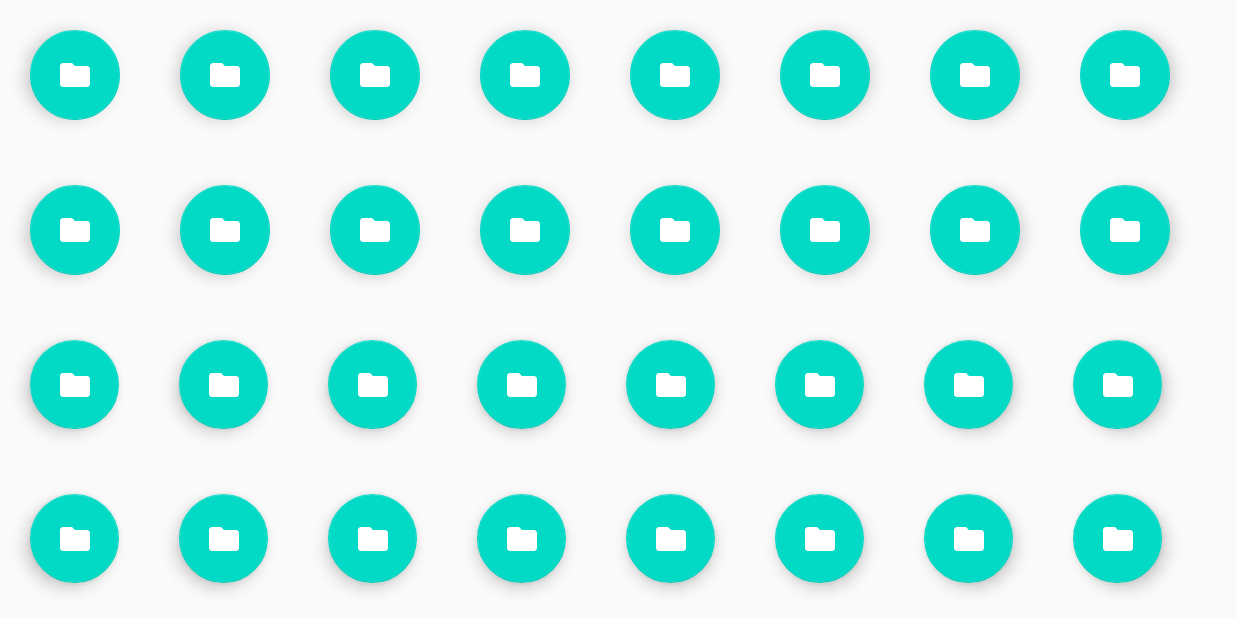
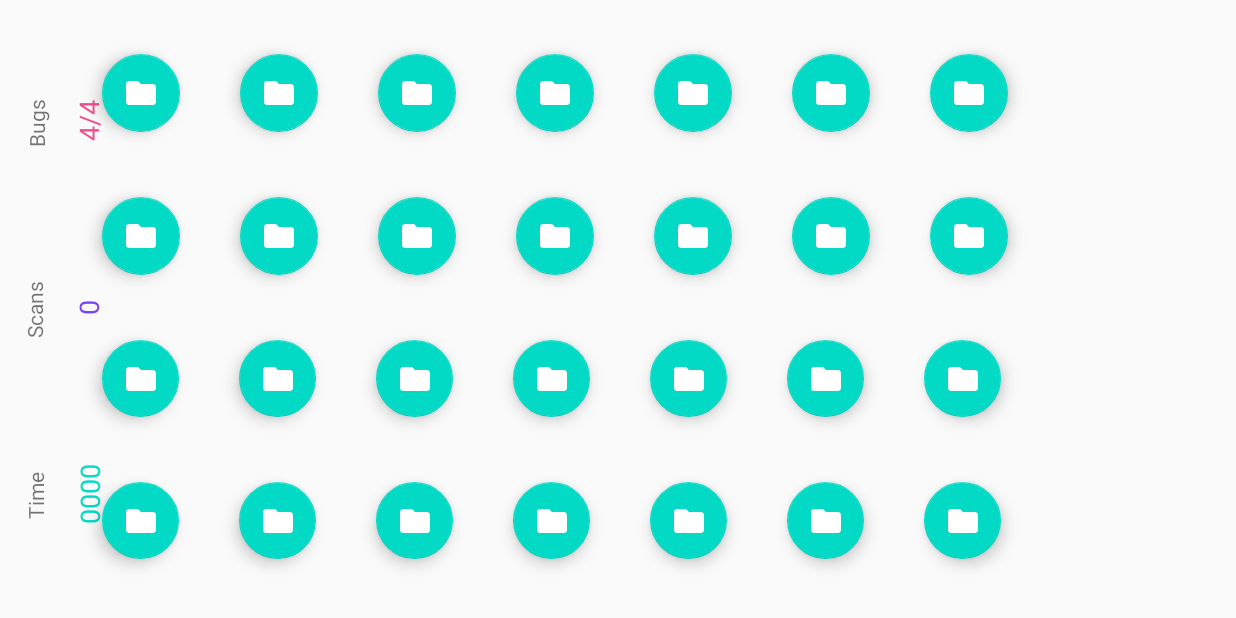
Before and after one commit to JenkinsXu/thedebugginggame, an Android app: the screen it shows after launch (GameActivity), on a phone screen of 824 x 412 dp (held sideways). Run offline under Robolectric (Android 15) with nearby library versions, the phone set to English and light mode, and no system bars.

Commit message:
Add info text to GameActivity.
Scan count and bug count are now
updated via functions.

```diff
--- a/app/src/main/java/io/jenkinsxu/github/findthebug/GameActivity.java
+++ b/app/src/main/java/io/jenkinsxu/github/findthebug/GameActivity.java
@@ -15,6 +15,7 @@ import android.view.WindowManager;
 import android.widget.ImageView;
 import android.widget.TableLayout;
 import android.widget.TableRow;
+import android.widget.TextView;
 import android.widget.Toast;
 
 import com.google.android.material.floatingactionbutton.FloatingActionButton;
@@ -25,13 +26,17 @@ import io.jenkinsxu.github.findthebug.model.FileManager;
 public class GameActivity extends AppCompatActivity {
 
     private static final int NUM_ROWS = 4;
-    private static final int NUM_COLS = 8;
+    private static final int NUM_COLS = 7;
     private static final int NUM_BUGS = 4; // for testing only
     private FileManager fileManager = new FileManager(NUM_COLS, NUM_ROWS, NUM_BUGS);
 
     FloatingActionButton buttons[][] = new FloatingActionButton[NUM_ROWS][NUM_COLS];
     Integer buttonsClickCount[][] = new Integer[NUM_ROWS][NUM_COLS];
-    private int totalInvestigation = 0;
+    private int totalBugs = NUM_BUGS;
+    private int totalScans = 0;
+
+    TextView bugCount;
+    TextView scanCount;
 
     @Override
     protected void onCreate(Bundle savedInstanceState) {
@@ -42,6 +47,10 @@ public class GameActivity extends AppCompatActivity {
         setContentView(R.layout.activity_game);
 
         populateButtons();
+        bugCount = (TextView)findViewById(R.id.bugCount);
+        scanCount = (TextView)findViewById(R.id.scanCount);
+        bugCount.setText(totalBugs + "/" + NUM_BUGS);
+        scanCount.setText("" + totalScans);
     }
 
     private void populateButtons() {
@@ -68,7 +77,7 @@ public class GameActivity extends AppCompatActivity {
                         1.0f);
                 buttonLayoutParams.setMargins(30, 30, 30, 35);
                 button.setLayoutParams(buttonLayoutParams);
-                button.setCustomSize(120);
+                button.setCustomSize(110);
                 button.setScaleType(ImageView.ScaleType.CENTER);
                 button.setImageDrawable(
                         ContextCompat.getDrawable(this, R.drawable.ic_folder));
@@ -104,6 +113,7 @@ public class GameActivity extends AppCompatActivity {
                         "You handled a " + BugNameGenerator.getRandomBugName() + "!",
                         Toast.LENGTH_SHORT).show();
                 fileManager.debug(row, col);
+                reduceBugCount();
 
                 // update number
                 for (int rowIndex = 0; rowIndex < NUM_ROWS; rowIndex++) {
@@ -120,14 +130,14 @@ public class GameActivity extends AppCompatActivity {
             if (currentButtonClickCount == 1) {
                 button.setBackgroundTintList(ColorStateList.valueOf(Color.parseColor(
                         "#7a41fa")));
-                totalInvestigation++;
+                increaseScanCount();
                 fileManager.markInvestigated(row, col);
                 button.setImageBitmap(
                         textAsBitmap("" + fileManager.numberOfBugsInTotal(row, col),
                                 70, Color.WHITE));
             } else if (currentButtonClickCount == 2) {
                 if (!fileManager.hasBeenInvestigatedAt(row, col)) {
-                    totalInvestigation++;
+                    increaseScanCount();
                     fileManager.markInvestigated(row, col);
                     button.setImageBitmap(
                             textAsBitmap("" + fileManager.numberOfBugsInTotal(row, col),
@@ -153,4 +163,14 @@ public class GameActivity extends AppCompatActivity {
         canvas.drawText(text, 0, baseline, paint);
         return image;
     }
+
+    private void reduceBugCount() {
+        totalBugs--;
+        bugCount.setText(this.totalBugs + "/" + NUM_BUGS);
+    }
+
+    private void increaseScanCount() {
+        totalScans++;
+        scanCount.setText("" + this.totalScans);
+    }
 }
--- a/app/src/main/res/layout/activity_game.xml
+++ b/app/src/main/res/layout/activity_game.xml
@@ -6,14 +6,87 @@
     android:layout_height="match_parent"
     tools:context=".GameActivity">
 
+    <TextView
+        android:id="@+id/bugLabel"
+        android:layout_width="wrap_content"
+        android:layout_height="wrap_content"
+        android:layout_marginStart="8dp"
+        android:layout_marginBottom="32dp"
+        android:rotation="-90"
+        android:text="Bugs"
+        app:layout_constraintBottom_toTopOf="@+id/scanLabel"
+        app:layout_constraintStart_toStartOf="parent"
+        app:layout_constraintTop_toTopOf="parent"
+        app:layout_constraintVertical_bias="0.496" />
+
+    <TextView
+        android:id="@+id/bugCount"
+        android:layout_width="wrap_content"
+        android:layout_height="wrap_content"
+        android:layout_marginStart="5dp"
+        android:rotation="-90"
+        android:text="0/4"
+        android:textColor="#F24D8E"
+        android:textSize="18sp"
+        app:layout_constraintBaseline_toBaselineOf="@+id/bugLabel"
+        app:layout_constraintStart_toEndOf="@+id/bugLabel" />
+
+    <TextView
+        android:id="@+id/scanLabel"
+        android:layout_width="wrap_content"
+        android:layout_height="wrap_content"
+        android:layout_marginStart="4dp"
+        android:rotation="-90"
+        android:text="Scans"
+        app:layout_constraintBottom_toBottomOf="parent"
+        app:layout_constraintStart_toStartOf="parent"
+        app:layout_constraintTop_toTopOf="parent" />
+
+    <TextView
+        android:id="@+id/scanCount"
+        android:layout_width="wrap_content"
+        android:layout_height="wrap_content"
+        android:layout_marginStart="12dp"
+        android:rotation="-90"
+        android:text="0"
+        android:textColor="#7A41FA"
+        android:textSize="18sp"
+        app:layout_constraintBaseline_toBaselineOf="@+id/scanLabel"
+        app:layout_constraintStart_toEndOf="@+id/scanLabel" />
+
+    <TextView
+        android:id="@+id/timeLabel"
+        android:layout_width="wrap_content"
+        android:layout_height="wrap_content"
+        android:layout_marginStart="8dp"
+        android:layout_marginTop="32dp"
+        android:rotation="-90"
+        android:text="Time"
+        app:layout_constraintBottom_toBottomOf="parent"
+        app:layout_constraintStart_toStartOf="parent"
+        app:layout_constraintTop_toBottomOf="@+id/scanLabel"
+        app:layout_constraintVertical_bias="0.503" />
+
+    <TextView
+        android:id="@+id/timeValue"
+        android:layout_width="wrap_content"
+        android:layout_height="wrap_content"
+        android:rotation="-90"
+        android:text="0000"
+        android:textColor="#04DAC6"
+        android:textSize="18sp"
+        app:layout_constraintBaseline_toBaselineOf="@+id/timeLabel"
+        app:layout_constraintStart_toEndOf="@+id/timeLabel" />
+
     <TableLayout
         android:id="@+id/tableForButtons"
-        android:layout_width="match_parent"
+        android:layout_width="wrap_content"
         android:layout_height="match_parent"
+        android:padding="16dp"
         android:stretchColumns="*"
         app:layout_constraintBottom_toBottomOf="parent"
         app:layout_constraintEnd_toEndOf="parent"
-        app:layout_constraintStart_toStartOf="parent"
+        app:layout_constraintStart_toEndOf="@+id/scanCount"
         app:layout_constraintTop_toTopOf="parent">
 
     </TableLayout>
```
